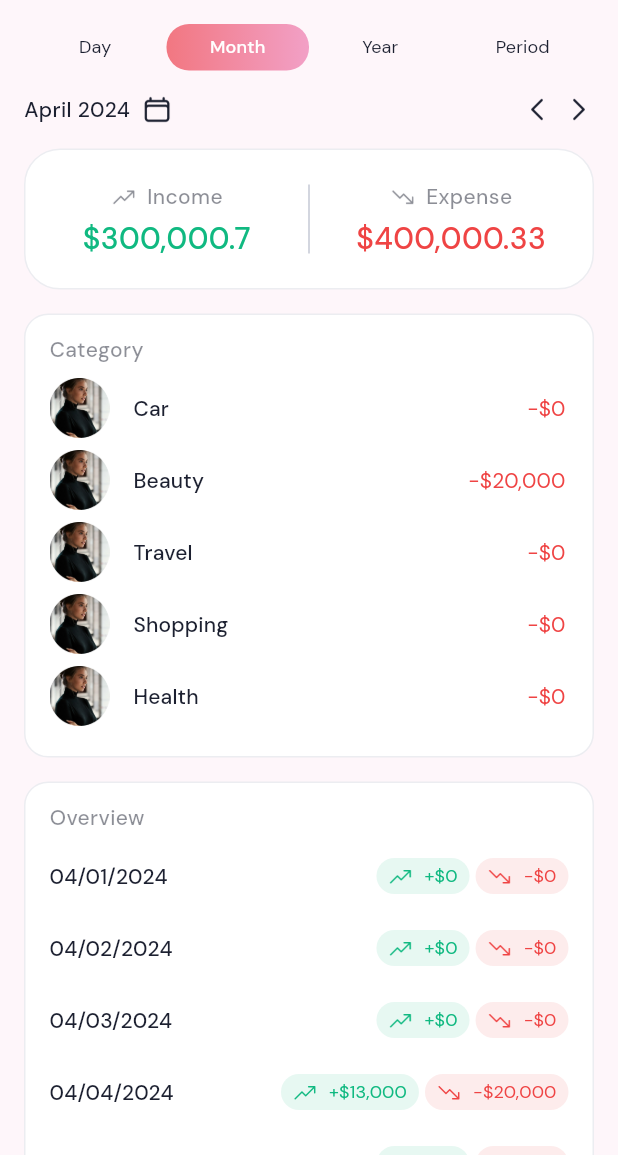
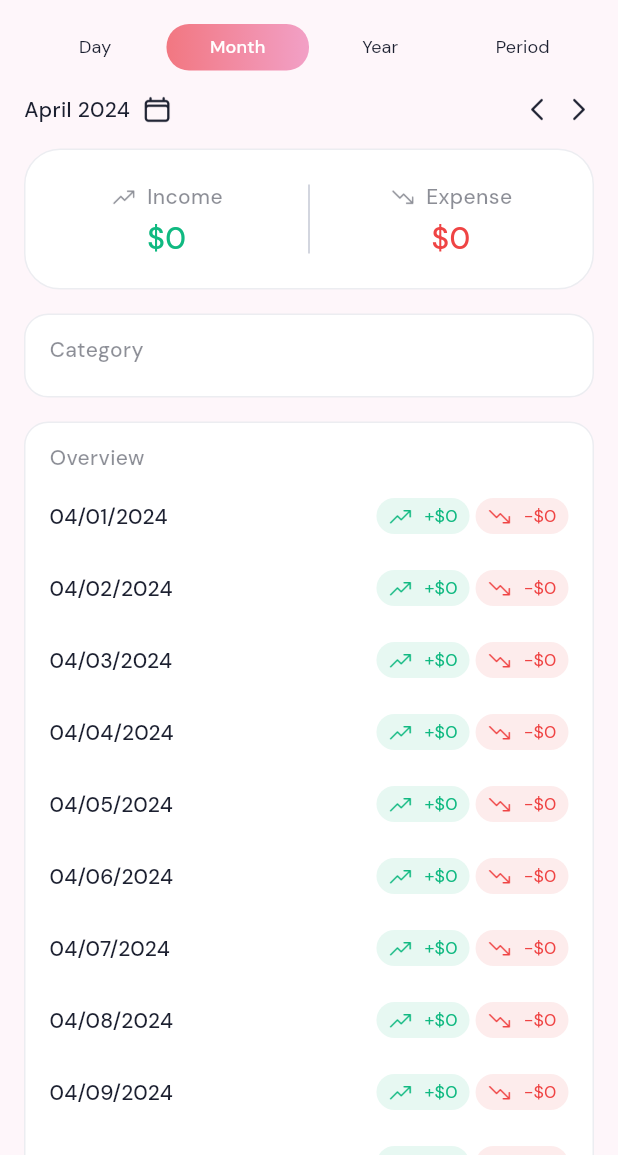
Before and after one commit to L2T-Team/Pocketbook, a Flutter app: the ReportView screen opened by its route, after a tap on "Month", on a phone screen of 412 x 824 dp, the part 81-1236 px from its top. Run offline on Flutter 3.47's test engine with Material 3 defaults, Android fonts, the phone set to English and light mode, and no system bars; our stand-ins replace cloud_firestore, connectivity_plus, dartz, dio, easy_debounce, event_bus and 12 more; missing offline and left inert: tap_debouncer; accounts and stored records are empty.

Commit message:
Report logic

```diff
--- a/lib/model/responses/category_model.dart
+++ b/lib/model/responses/category_model.dart
@@ -1,8 +1,12 @@
+import 'package:pocketbook/model/responses/transaction_model.dart';
+
 class CategoryModel {
   String? id;
   String? name;
   String? type;
   String? image;
+  List<TransactionModel> listTrans = [];
+
   CategoryModel({
     this.id,
     this.name,
--- a/lib/utils/app_helper.dart
+++ b/lib/utils/app_helper.dart
@@ -244,6 +244,16 @@ class AppHelper {
         date1.day == date2.day;
   }
 
+  /// Check same month
+  static bool checkTheSameMonth(
+    DateTime date1,
+    DateTime date2,
+  ) {
+    return date1.year == date2.year &&
+        date1.month == date2.month;
+  }
+
+
   /// Get days in month
   static int daysInMonth(DateTime date) {
     var firstDayThisMonth = DateTime(date.year, date.month, date.day);
--- a/lib/views/report/report_controller.dart
+++ b/lib/views/report/report_controller.dart
@@ -1,7 +1,15 @@
+import 'dart:async';
+
+import 'package:cloud_firestore/cloud_firestore.dart';
+import 'package:collection/collection.dart';
+import 'package:firebase_auth/firebase_auth.dart';
 import 'package:get/get.dart';
 import 'package:pocketbook/language/language.dart';
 import 'package:pocketbook/model/responses/category_model.dart';
 import 'package:pocketbook/model/responses/transaction_model.dart';
+import 'package:pocketbook/my_app.dart';
+import 'package:pocketbook/utils/app_constant.dart';
+import 'package:pocketbook/utils/app_helper.dart';
 import 'package:shared_preferences/shared_preferences.dart';
 import 'package:pocketbook/repos/auth_repo.dart';
 
@@ -16,98 +24,107 @@ class ReportController extends GetxController {
 
   final Rx<String> selectedTime = Rx<String>(LanguageKey.day.tr);
   final Rx<DateTime> currentDate = Rx<DateTime>(DateTime.now());
-  final Rx<double> income = Rx<double>(300000.70);
-  final Rx<double> expense = Rx<double>(400000.33);
-  final Rx<List<CategoryModel>> listCategories = Rx<List<CategoryModel>>([
-    CategoryModel(
-      name: 'Car',
-      type: LanguageKey.expense.tr,
-    ),
-    CategoryModel(
-      name: 'Beauty',
-      type: LanguageKey.expense.tr,
-    ),
-    CategoryModel(
-      name: 'Travel',
-      type: LanguageKey.expense.tr,
-    ),
-    CategoryModel(
-      name: 'Shopping',
-      type: LanguageKey.expense.tr,
-    ),
-    CategoryModel(
-      name: 'Health',
-      type: LanguageKey.expense.tr,
-    ),
-  ]);
+  final Rx<double> income = Rx<double>(0.0);
+  final Rx<double> expense = Rx<double>(0.0);
+  final Rx<List<CategoryModel>> listCategories = Rx<List<CategoryModel>>([]);
   final Rx<List<TransactionModel>> listTransactions =
-      Rx<List<TransactionModel>>([
-        TransactionModel(
-      id: '08',
-      name: 'Van',
-      amount: 9000,
-      date: '04/11/2024',
-      category: CategoryModel(
-        name: 'Beauty',
-        type: 'Expense',
-      ),
-    ),
-    TransactionModel(
-      id: '07',
-      name: 'Bao',
-      amount: 9000,
-      date: '04/11/2024',
-      category: CategoryModel(
-        name: 'Beauty',
-        type: 'Income',
-      ),
-    ),
-    TransactionModel(
-      id: '1',
-      name: 'Lam',
-      amount: 5000,
-      date: '04/09/2024',
-      category: CategoryModel(
-        name: 'Beauty',
-        type: 'Expense',
-      ),
-    ),
-    TransactionModel(
-      id: '2',
-      name: 'Le',
-      amount: 6000,
-      date: '04/10/2024',
-      category: CategoryModel(
-        name: 'Beauty',
-        type: 'Expense',
-      ),
-    ),
-    TransactionModel(
-      id: '3',
-      name: 'Huu',
-      amount: 4000,
-      date: '04/08/2024',
-      category: CategoryModel(
-        name: 'Car',
-        type: 'Income',
-      ),
-    ),
-    TransactionModel(
-      id: '4',
-      name: 'HHH',
-      amount: 3300,
-      date: '04/10/2024',
-      category: CategoryModel(
-        name: 'Car',
-        type: 'Icome',
-      ),
-    ),
-  ]);
+      Rx<List<TransactionModel>>([]);
+  List<TransactionModel> totalTransactions = [];
+
+  StreamSubscription? subscription;
 
   /// Init
   @override
   void onInit() {
     super.onInit();
+    getTransactions();
+    subscription = eventBus.on().listen((event) {
+      if (event == EventConstant.transactionEvent) {
+        getTransactions();
+      }
+    });
+  }
+
+  /// Dispose
+  @override
+  void dispose() {
+    super.dispose();
+    subscription?.cancel();
+  }
+
+  //////////////////////////////////////////////////////////
+  /// Get Trasaction
+  //////////////////////////////////////////////////////////
+  void getTransactions() async {
+    try {
+      final user = FirebaseAuth.instance.currentUser;
+      final List<TransactionModel> listTrans = [];
+      final listFirebase = (await FirebaseFirestore.instance
+              .collection(CollectionConstant.user)
+              .doc(user?.uid ?? '')
+              .collection(CollectionConstant.transaction)
+              .get())
+          .docs;
+
+      for (var it in listFirebase) {
+        listTrans.add(TransactionModel.fromJson(it));
+      }
+      totalTransactions = listTrans;
+      calculateCategoryTransaction(listTrans);
+    } catch (_) {}
+  }
+
+  /// Calculate Category Transaction
+  void calculateCategoryTransaction(List<TransactionModel> listTrans) {
+    /// Amount
+    double incomeValue = 0;
+    double expenseValue = 0;
+
+    /// CONDITION
+    final listFilter = listTrans.where((element) {
+      final dateShow = AppHelper.convertStringToDateWithFormat(
+        element.date ?? '',
+        DateConstant.dateMMddYYYY,
+      );
+
+      if (selectedTime.value == LanguageKey.day.tr ||
+          selectedTime.value == LanguageKey.period.tr) {
+        /// DAY / PERIOD TYPE
+        return AppHelper.checkTheSameDate(dateShow, currentDate.value);
+      } else if (selectedTime.value == LanguageKey.month.tr) {
+        /// MONTH TYPE
+        return AppHelper.checkTheSameMonth(dateShow, currentDate.value);
+      } else if (selectedTime.value == LanguageKey.year.tr) {
+        /// YEAR TYPE
+        return dateShow.year == currentDate.value.year;
+      }
+      return AppHelper.checkTheSameDate(dateShow, currentDate.value);
+    }).toList();
+    // Amount
+    final filterIncome = listFilter
+        .where((element) => element.category?.type == LanguageKey.income.tr)
+        .toList();
+    final filterExpense = listFilter
+        .where((element) => element.category?.type == LanguageKey.expense.tr)
+        .toList();
+    for (final item in filterIncome) {
+      incomeValue += (item.amount ?? 0);
+    }
+    for (final item in filterExpense) {
+      expenseValue += (item.amount ?? 0);
+    }
+    income.value = incomeValue;
+    expense.value = expenseValue;
+    // Transaction
+    listTransactions.value = listFilter;
+    // Category
+    List<CategoryModel> listCats = [];
+    final groupByCategory = groupBy(listFilter, (item) => item.category);
+    groupByCategory.forEach((category, list) {
+      category?.listTrans = list;
+      listCats.add(category!);
+    });
+    listCategories.value = listCats;
   }
 
   /// Next Date
@@ -119,6 +136,7 @@ class ReportController extends GetxController {
     } else if (selectedTime.value == LanguageKey.year.tr) {
       currentDate.value = currentDate.value.add(const Duration(days: 365));
     }
+    calculateCategoryTransaction(totalTransactions);
   }
 
   /// Previous Date
@@ -130,5 +148,6 @@ class ReportController extends GetxController {
     } else if (selectedTime.value == LanguageKey.year.tr) {
       currentDate.value = currentDate.value.subtract(const Duration(days: 365));
     }
+    calculateCategoryTransaction(totalTransactions);
   }
 }
--- a/lib/views/report/report_view.dart
+++ b/lib/views/report/report_view.dart
@@ -44,6 +44,8 @@ class ReportView extends GetWidget<ReportController> {
                         itemSelected: controller.selectedTime.value,
                         selectedAction: (String item) {
                           controller.selectedTime.value = item;
+                          controller.calculateCategoryTransaction(
+                              controller.totalTransactions);
                         },
                       ),
                     ),
@@ -58,6 +60,8 @@ class ReportView extends GetWidget<ReportController> {
                         topPadding: 0.0,
                         selectedDateAction: (DateTime date) {
                           controller.currentDate.value = date;
+                          controller.calculateCategoryTransaction(
+                              controller.totalTransactions);
                         },
                       ),
                     ),
```
